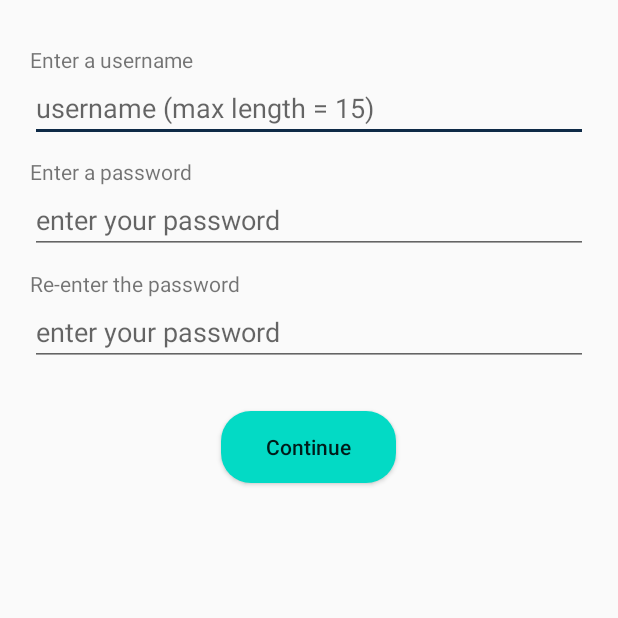
After one commit to mRahulJain/ReverseGeocoding, an Android app: the DetailActivity screen opened directly, with no data from a screen before it, on a phone screen of 412 x 824 dp, the top half of it. The commit adds this screen. Run offline under Robolectric (Android 15) with nearby library versions, the phone set to English and light mode, and no system bars; our stand-ins replace Firebase (no records; nobody signed in at launch, a user with empty details on screens opened directly).

```diff
--- a/app/build.gradle
+++ b/app/build.gradle
@@ -42,6 +42,7 @@ dependencies {
     implementation 'androidx.constraintlayout:constraintlayout:1.1.3'
     implementation 'androidx.legacy:legacy-support-v4:1.0.0'
     implementation 'com.google.firebase:firebase-auth:19.3.0'
+    implementation 'com.google.firebase:firebase-database:18.0.0'
     implementation 'com.google.android.gms:play-services-auth:18.0.0'
     testImplementation 'junit:junit:4.12'
     androidTestImplementation 'androidx.test.ext:junit:1.1.1'
--- a/app/src/main/AndroidManifest.xml
+++ b/app/src/main/AndroidManifest.xml
@@ -9,7 +9,8 @@
         android:roundIcon="@mipmap/ic_launcher_round"
         android:supportsRtl="true"
         android:theme="@style/AppTheme">
-        <activity android:name=".Activities.GeoLocationActivity"></activity>
+        <activity android:name=".Activities.DetailActivity"></activity>
+        <activity android:name=".Activities.GeoLocationActivity" />
         <activity android:name=".Activities.CreateAccountActivity" />
         <activity android:name=".Activities.LoginActivity">
             <intent-filter>
--- a/app/src/main/java/com/android/reversegeocoding/Activities/CreateAccountActivity.kt
+++ b/app/src/main/java/com/android/reversegeocoding/Activities/CreateAccountActivity.kt
@@ -53,7 +53,7 @@ class CreateAccountActivity : AppCompatActivity() {
         if(googleCount == 0) {
             mAuthListener = FirebaseAuth.AuthStateListener {
                 if(mAuth.currentUser != null) {
-                    val intent = Intent(this, GeoLocationActivity::class.java)
+                    val intent = Intent(this, DetailActivity::class.java)
                     googleCount++
                     prefs.edit {
                         putInt(KEY_GOOGLE_OPEN, googleCount)
@@ -85,8 +85,7 @@ class CreateAccountActivity : AppCompatActivity() {
             if(googleCount != 0) {
                 mAuthListener = FirebaseAuth.AuthStateListener {
                     if(mAuth.currentUser != null) {
-                        val intent = Intent(this, GeoLocationActivity::class.java)
-                        intent.putExtra("password", "")
+                        val intent = Intent(this, DetailActivity::class.java)
                         googleCount++
                         prefs.edit {
                             putInt(KEY_GOOGLE_OPEN, googleCount)
--- /dev/null
+++ b/app/src/main/java/com/android/reversegeocoding/Activities/DetailActivity.kt
@@ -0,0 +1,78 @@
+package com.android.reversegeocoding.Activities
+
+import android.content.Intent
+import androidx.appcompat.app.AppCompatActivity
+import android.os.Bundle
+import android.widget.Toast
+import com.android.reversegeocoding.R
+import com.android.reversegeocoding.models.user
+import com.google.firebase.auth.FirebaseAuth
+import com.google.firebase.database.DataSnapshot
+import com.google.firebase.database.DatabaseError
+import com.google.firebase.database.FirebaseDatabase
+import com.google.firebase.database.ValueEventListener
+import kotlinx.android.synthetic.main.activity_detail.*
+
+class DetailActivity : AppCompatActivity() {
+
+    var auth : FirebaseAuth = FirebaseAuth.getInstance()
+    var usernames : ArrayList<String> = arrayListOf()
+
+    override fun onCreate(savedInstanceState: Bundle?) {
+        super.onCreate(savedInstanceState)
+        setContentView(R.layout.activity_detail)
+
+        var ref = FirebaseDatabase.getInstance().getReference("myUsers")
+        ref.addValueEventListener(object : ValueEventListener{
+            override fun onCancelled(p0: DatabaseError) {
+            }
+
+            override fun onDataChange(p0: DataSnapshot) {
+                if(p0.exists()) {
+                    for(snap in p0.children) {
+                        val getUser = snap.getValue(user::class.java)
+                        usernames.add(getUser!!.username)
+                    }
+                }
+            }
+
+        })
+
+        proceed_details.setOnClickListener {
+            if(username.text.toString() == "" ||
+                    password.text.toString() == "" ||
+                    passwordC.text.toString() == "") {
+                Toast.makeText(this, "Please fill all credentials", Toast.LENGTH_SHORT).show()
+                return@setOnClickListener
+            }
+
+            if(passwordC.text.toString() != password.text.toString()) {
+                Toast.makeText(this, "Password do not match", Toast.LENGTH_SHORT).show()
+                return@setOnClickListener
+            }
+
+            if(usernames.contains(username.text.toString())) {
+                Toast.makeText(this, "Username taken", Toast.LENGTH_SHORT).show()
+                return@setOnClickListener
+            }
+
+            var ref = FirebaseDatabase.getInstance().getReference(
+                "myUsers/${auth.currentUser!!.uid}")
+            var hashMap =HashMap<String, String>()
+            hashMap.put("username","${username.text}")
+            hashMap.put("password", "${password.text}")
+            hashMap.put("uid", "${auth.currentUser!!.uid}")
+            ref.setValue(hashMap)
+            val intent = Intent(this, GeoLocationActivity::class.java)
+            intent.putExtra("type", "details")
+            intent.flags = Intent.FLAG_ACTIVITY_NEW_TASK or Intent.FLAG_ACTIVITY_CLEAR_TASK
+            startActivity(intent)
+            finish()
+        }
+    }
+
+    override fun onBackPressed() {
+        super.onBackPressed()
+        auth.signOut()
+    }
+}
--- a/app/src/main/java/com/android/reversegeocoding/Fragments/EmailAuthFragment.kt
+++ b/app/src/main/java/com/android/reversegeocoding/Fragments/EmailAuthFragment.kt
@@ -11,6 +11,8 @@ import android.view.ViewGroup
 import android.widget.Toast
 import androidx.core.text.bold
 import androidx.core.view.isVisible
+import com.android.reversegeocoding.Activities.CreateAccountActivity
+import com.android.reversegeocoding.Activities.DetailActivity
 import com.android.reversegeocoding.Activities.GeoLocationActivity
 
 import com.android.reversegeocoding.R
@@ -96,10 +98,8 @@ class EmailAuthFragment : Fragment() {
                     view!!.passwordEL.text.toString()).addOnCompleteListener {
                     if(it.isSuccessful) {
                         if(FirebaseAuth.getInstance().currentUser!!.isEmailVerified) {
-                            val intent = Intent(view!!.context, GeoLocationActivity::class.java)
-                            intent.flags = Intent.FLAG_ACTIVITY_NEW_TASK or Intent.FLAG_ACTIVITY_CLEAR_TASK
+                            val intent = Intent(view!!.context, DetailActivity::class.java)
                             startActivity(intent)
-                            activity!!.finish()
                         } else {
                             Toast.makeText(view!!.context,
                                 "Please verify your mail first",
--- a/app/src/main/java/com/android/reversegeocoding/Fragments/PhoneAuthFragment.kt
+++ b/app/src/main/java/com/android/reversegeocoding/Fragments/PhoneAuthFragment.kt
@@ -8,6 +8,8 @@ import android.view.View
 import android.view.ViewGroup
 import android.widget.Toast
 import androidx.core.view.isVisible
+import com.android.reversegeocoding.Activities.CreateAccountActivity
+import com.android.reversegeocoding.Activities.DetailActivity
 import com.android.reversegeocoding.Activities.GeoLocationActivity
 
 import com.android.reversegeocoding.R
@@ -89,10 +91,8 @@ class PhoneAuthFragment : Fragment() {
         auth.signInWithCredential(credential as AuthCredential)
             .addOnCompleteListener {
                 if(it.isSuccessful) {
-                    val intent = Intent(view!!.context, GeoLocationActivity::class.java)
-                    intent.flags = Intent.FLAG_ACTIVITY_NEW_TASK or Intent.FLAG_ACTIVITY_CLEAR_TASK
+                    val intent = Intent(view!!.context, DetailActivity::class.java)
                     startActivity(intent)
-                    activity!!.finish()
                 } else {
                     Toast.makeText(view!!.context, "${it.exception!!.localizedMessage}", Toast.LENGTH_LONG).show()
                     view!!.proceed.isVisible = true
--- /dev/null
+++ b/app/src/main/res/layout/activity_detail.xml
@@ -0,0 +1,60 @@
+<?xml version="1.0" encoding="utf-8"?>
+<LinearLayout
+    xmlns:android="http://schemas.android.com/apk/res/android"
+    xmlns:app="http://schemas.android.com/apk/res-auto"
+    xmlns:tools="http://schemas.android.com/tools"
+    android:layout_width="match_parent"
+    android:orientation="vertical"
+    android:layout_margin="20dp"
+    android:layout_height="match_parent"
+    tools:context=".Activities.DetailActivity">
+
+    <TextView
+        android:text="Enter a username"
+        android:layout_marginTop="10dp"
+        android:layout_width="wrap_content"
+        android:layout_height="wrap_content"/>
+    <EditText
+        android:id="@+id/username"
+        android:inputType="text"
+        android:maxLength="15"
+        android:hint="username (max length = 15)"
+        android:theme="@style/loginPageEditText"
+        android:layout_width="match_parent"
+        android:layout_height="wrap_content"/>
+    <TextView
+        android:text="Enter a password"
+        android:layout_marginTop="10dp"
+        android:layout_width="wrap_content"
+        android:layout_height="wrap_content"/>
+    <EditText
+        android:id="@+id/password"
+        android:layout_width="match_parent"
+        android:inputType="textPassword"
+        android:hint="enter your password"
+        android:theme="@style/loginPageEditText"
+        android:layout_height="wrap_content"/>
+    <TextView
+        android:text="Re-enter the password"
+        android:layout_marginTop="10dp"
+        android:layout_width="wrap_content"
+        android:layout_height="wrap_content"/>
+    <EditText
+        android:id="@+id/passwordC"
+        android:layout_width="match_parent"
+        android:hint="enter your password"
+        android:inputType="textPassword"
+        android:theme="@style/loginPageEditText"
+        android:layout_height="wrap_content"/>
+    <Button
+        android:text="Continue"
+        android:textAllCaps="false"
+        android:background="@drawable/background_login_button"
+        android:paddingLeft="30dp"
+        android:paddingRight="30dp"
+        android:layout_marginTop="30dp"
+        android:id="@+id/proceed_details"
+        android:layout_gravity="center"
+        android:layout_width="wrap_content"
+        android:layout_height="wrap_content"/>
+</LinearLayout>
--- a/app/src/main/res/layout/activity_geo_location.xml
+++ b/app/src/main/res/layout/activity_geo_location.xml
@@ -7,9 +7,9 @@
     android:layout_height="match_parent"
     tools:context=".Activities.GeoLocationActivity">
 
-    <TextView
-        android:text="YESSSSSSS"
-        android:layout_gravity="center"
+    <Button
+        android:text="Logout"
+        android:id="@+id/logout"
         android:layout_width="wrap_content"
         android:layout_height="wrap_content"/>
 
--- a/app/src/main/res/values/styles.xml
+++ b/app/src/main/res/values/styles.xml
@@ -3,6 +3,7 @@
     <!-- Base application theme. -->
     <style name="AppTheme" parent="Theme.AppCompat.Light.NoActionBar">
         <!-- Customize your theme here. -->
+        <item name="android:windowDisablePreview">true</item>
         <item name="colorPrimary">@color/colorPrimary</item>
         <item name="colorPrimaryDark">@color/colorPrimaryDark</item>
         <item name="colorAccent">@color/colorAccent</item>
```
Also changed, not shown: app/src/main/java/com/android/reversegeocoding/Activities/GeoLocationActivity.kt (+27 -0 lines), app/src/main/java/com/android/reversegeocoding/Activities/LoginActivity.kt (+79 -7 lines), app/src/main/java/com/android/reversegeocoding/models/user.kt (added, +7 -0 lines), app/src/main/res/layout/activity_login.xml (+0 -10 lines).
